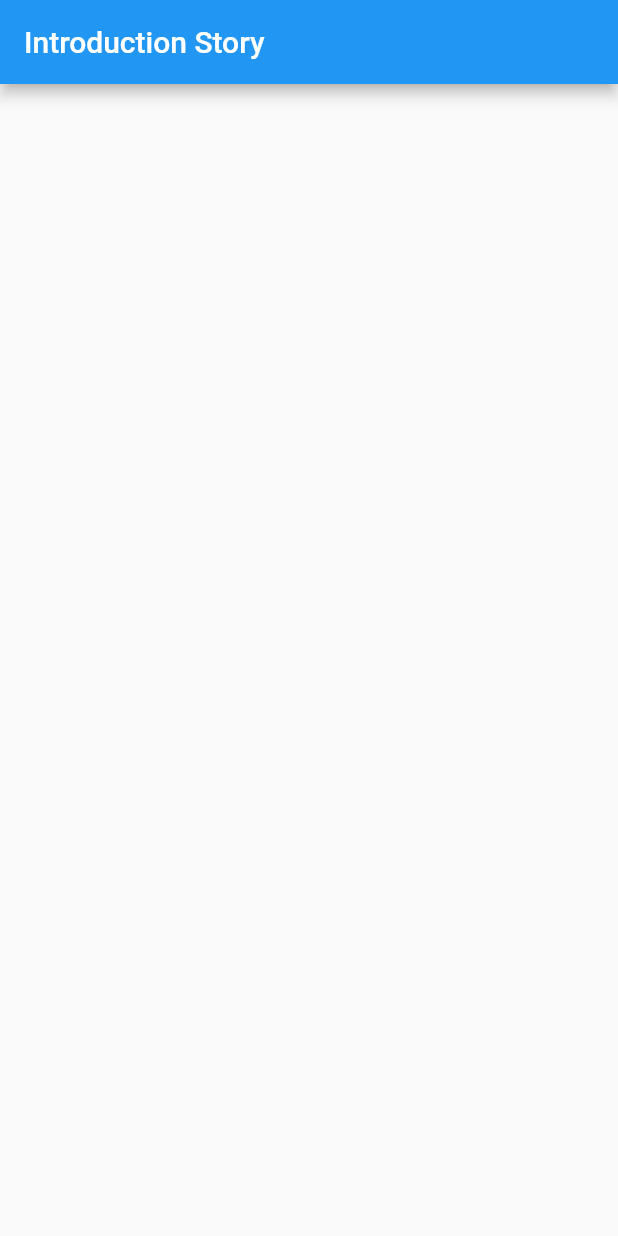
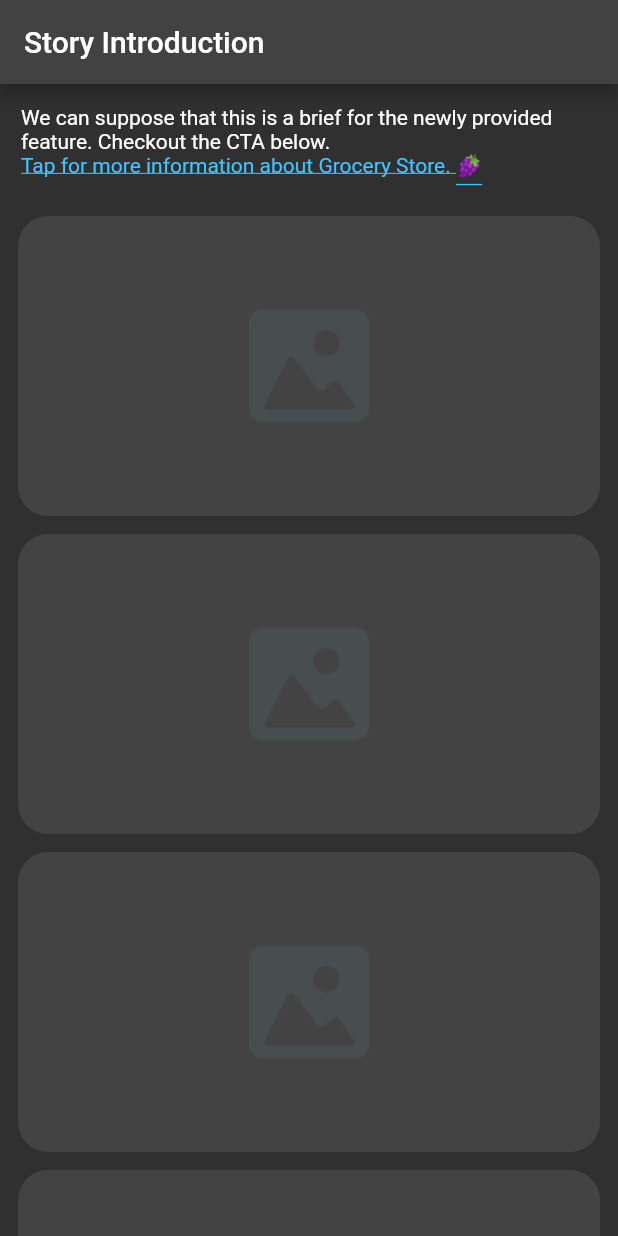
Before and after one commit to EhabSalah/introduction_story, a Flutter app: the screen it shows after launch, on a phone screen of 412 x 824 dp. Run offline on Flutter 3.47's test engine with Material 2 defaults, Android fonts, the phone set to English and light mode, and no system bars; our stand-ins replace equatable, flutter_bloc.

Commit message:
build the example

```diff
--- a/example/lib/main.dart
+++ b/example/lib/main.dart
@@ -1,17 +1,19 @@
+import 'package:flutter/gestures.dart';
 import 'package:flutter/material.dart';
+import 'package:introduction_story/introduction_story.dart';
 
 void main() {
   runApp(const MyApp());
 }
 
 class MyApp extends StatelessWidget {
-  const MyApp({Key? key}) : super(key: key);
+  const MyApp({super.key});
 
   @override
   Widget build(BuildContext context) {
     return MaterialApp(
       title: 'Introduction Story',
-      theme: ThemeData.light(),
+      theme: ThemeData.dark(),
       debugShowCheckedModeBanner: false,
       home: const HomePage(),
     );
@@ -19,13 +21,104 @@ class MyApp extends StatelessWidget {
 }
 
 class HomePage extends StatelessWidget {
-  const HomePage({Key? key}) : super(key: key);
+  const HomePage({super.key});
 
   @override
   Widget build(BuildContext context) {
     return Scaffold(
       appBar: AppBar(
-        title: const Text('Introduction Story'),
+        title: const Text('Story Introduction'),
+      ),
+      body: Center(
+        child: Column(
+          mainAxisSize: MainAxisSize.min,
+          crossAxisAlignment: CrossAxisAlignment.start,
+          children: [
+            Padding(
+              padding: const EdgeInsets.all(14),
+              child: Text.rich(
+                TextSpan(
+                  text:
+                      'We can suppose that this is a brief for the newly provided feature. Checkout the CTA below.\n',
+                  children: [
+                    TextSpan(
+                      text: 'Tap for more information about $_featureName. 🍇',
+                      style: const TextStyle(
+                        decoration: TextDecoration.underline,
+                        color: Colors.lightBlueAccent,
+                      ),
+                      recognizer: TapGestureRecognizer()
+                        ..onTap = () => _pushIntroductionStoriesScreen(context),
+                    )
+                  ],
+                ),
+              ),
+            ),
+            Expanded(
+              child: ListView.separated(
+                padding: const EdgeInsets.all(12),
+                separatorBuilder: (_, __) => const SizedBox(height: 12),
+                itemBuilder: (BuildContext context, int index) {
+                  return Container(
+                    height: 200,
+                    decoration: BoxDecoration(
+                      color: Colors.grey[200]?.withOpacity(.1),
+                      borderRadius: BorderRadius.circular(20),
+                      image: const DecorationImage(
+                        image: AssetImage('assets/placeholder.png'),
+                      ),
+                    ),
+                  );
+                },
+                itemCount: 5,
+              ),
+            ),
+          ],
+        ),
+      ),
+    );
+  }
+
+  String get _featureName => 'Grocery Store';
+
+  void _pushIntroductionStoriesScreen(BuildContext context) {
+    Navigator.push<void>(
+      context,
+      PageRouteBuilder(
+        opaque: false,
+        pageBuilder: (_, __, ___) => IntroductionStoryScreen(
+          isDismissible: true,
+          stories: [
+            Story(
+              imagePath: 'assets/image_1.png',
+              featureName: _featureName,
+              title: 'Online Grocery Shopping',
+              description:
+                  'Shop your favourite groceries and ready to cook, heat & '
+                  'eat selection of artisanal, handcrafted products made '
+                  'fresh daily for you to devour.',
+            ),
+            Story(
+              imagePath: 'assets/image_2.png',
+              title: 'Premium quality is our aim',
+              featureName: _featureName,
+              description:
+                  'Categories: Fresh Fruits, Vegetables & Herbs, Bakery & '
+                  'Pastry, Cheese, Dairy & Deli, Desserts & Sweets.',
+              decoration: const StoryDecoration(lightMode: false),
+            ),
+            Story(
+              imagePath: 'assets/image_3.png',
+              title: 'We deliver fresh and fast',
+              featureName: _featureName,
+              description:
+                  'Your gourmet groceries are just a click away! Pick your '
+                  'favourite groceries and receive your order '
+                  'within 15 minutes.',
+              decoration: const StoryDecoration(lightMode: false),
+            ),
+          ],
+        ),
       ),
     );
   }
```
Also changed, not shown: example/pubspec.yaml (+4 -3 lines), example/assets/image_1.png (added), example/assets/image_2.png (added), example/assets/image_3.png (added), example/assets/placeholder.png (added), example/pubspec.lock.
